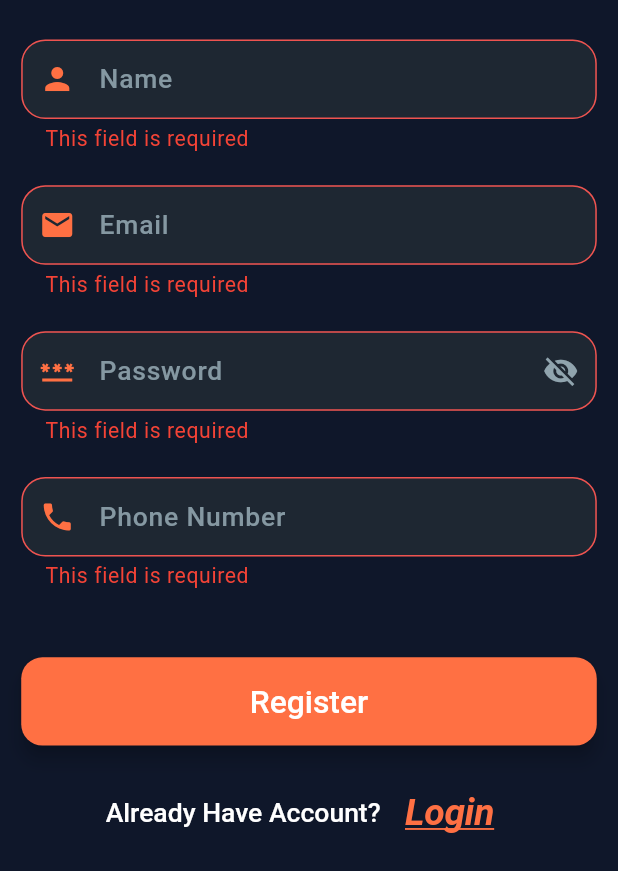
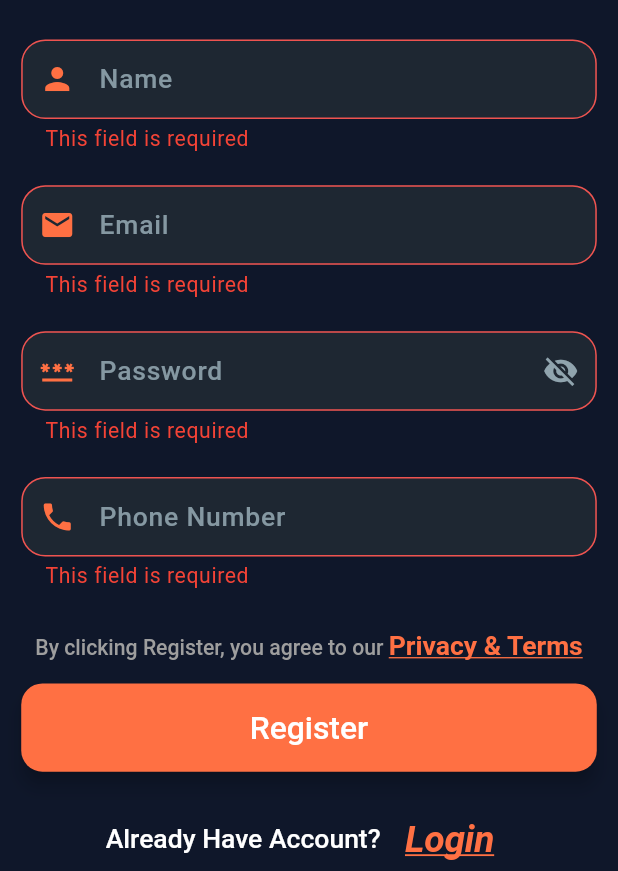
Before and after one commit to AlaaAlprol2003/Cafe-Pre-Order-App, a Flutter app: the RegisterScreen screen opened by its route, after a tap on "Register", on a phone screen of 412 x 824 dp, the part 365-1236 px from its top. Run offline on Flutter 3.47's test engine with Material 3 defaults, Android fonts, the phone set to English and light mode, and no system bars; our stand-ins replace animated_toggle_switch, cloud_firestore, firebase_auth, firebase_core, flutter_bloc, flutter_screenutil and 4 more; missing offline and left inert: dart_either; accounts and stored records are empty.

Commit message:
- Add privacy policy and terms

```diff
--- a/lib/core/routes_manager/app_router.dart
+++ b/lib/core/routes_manager/app_router.dart
@@ -1,6 +1,7 @@
 import 'package:dash_cup/core/routes_manager/app_routes.dart';
 import 'package:dash_cup/features/auth/presentation/screens/login_screen.dart';
-import 'package:dash_cup/features/auth/presentation/screens/register/register_screen.dart';
+import 'package:dash_cup/features/auth/presentation/screens/privacy_screen.dart';
+import 'package:dash_cup/features/auth/presentation/screens/register_screen.dart';
 import 'package:dash_cup/features/main_layout/main_layout.dart';
 import 'package:flutter/cupertino.dart';
 
@@ -19,6 +20,10 @@ class AppRouter {
         {
           return CupertinoPageRoute(builder: (context) => MainLayout());
         }
+      case AppRoutes.privacy:
+        {
+          return CupertinoPageRoute(builder: (context) => PrivacyScreen());
+        }
     }
     return null;
   }
--- a/lib/core/routes_manager/app_routes.dart
+++ b/lib/core/routes_manager/app_routes.dart
@@ -2,4 +2,5 @@ class AppRoutes {
   static const String register = "register";
   static const String login = "login";
   static const String mainLayout = "main_layout";
+  static const String privacy = "privacy";
 }
--- a/lib/features/auth/presentation/screens/register/register_screen.dart
+++ b/lib/features/auth/presentation/screens/register_screen.dart
@@ -8,9 +8,9 @@ import 'package:dash_cup/core/widgets/custom_elevated_button.dart';
 import 'package:dash_cup/core/widgets/custom_text_button.dart';
 import 'package:dash_cup/core/widgets/custom_text_form_field.dart';
 import 'package:dash_cup/features/auth/data/models/register_request.dart';
-import 'package:dash_cup/features/auth/data/models/user.dart';
 import 'package:dash_cup/features/auth/presentation/cubit/auth_cubit.dart';
 import 'package:dash_cup/features/auth/presentation/cubit/auth_states.dart';
+import 'package:dash_cup/features/auth/presentation/widgets/custom_privacy_text.dart';
 import 'package:flutter/material.dart';
 import 'package:flutter_bloc/flutter_bloc.dart';
 import 'package:flutter_screenutil/flutter_screenutil.dart';
@@ -114,10 +114,22 @@ class _RegisterScreenState extends State<RegisterScreen> {
                           controller: _phoneController,
                           validator: Validator.phone,
                         ),
-                        SizedBox(height: 50.h),
-
+                        SizedBox(height: 30.h),
+                        CustomPrivacyText(),
+                        SizedBox(height: 16.h),
                         BlocListener<AuthCubit, AuthState>(
-                          listener: (context, state)  {
+                          listenWhen: (previous, current) {
+                            if (current is RegisterLoading ||
+                                current is RegisterFailure) {
+                              return true;
+                            }
+                            if (current is RegisterSuccess &&
+                                previous is! RegisterSuccess) {
+                              return true;
+                            }
+                            return false;
+                          },
+                          listener: (context, state) {
                             if (state is RegisterLoading) {
                               UiUtils.showLoading(context: context);
                             } else if (state is RegisterFailure) {
@@ -134,32 +146,33 @@ class _RegisterScreenState extends State<RegisterScreen> {
                                 context: context,
                                 message: "Account created successfully!",
                               );
-                              Navigator.pushReplacementNamed(
-                                context,
-                                AppRoutes.login,
+                              Future.delayed(
+                                const Duration(milliseconds: 200),
+                                () {
+                                  if (mounted) {
+                                    Navigator.pushNamedAndRemoveUntil(
+                                      context,
+                                      AppRoutes.login,
+                                      (route) => false,
+                                    );
+                                  }
+                                },
                               );
                             }
                           },
+
                           child: CustomElevatedButton(
                             text: "Register",
                             onPressed: () async {
                               if (_formKey.currentState?.validate() == false)
                                 return;
-                              await cubit.register(
+                              cubit.register(
                                 request: RegisterRequest(
                                   email: _emailController.text,
                                   password: _passwordController.text,
                                 ),
-                              );
-                              cubit.addUserToFirestore(
-                                user: UserModel(
-                                  id: cubit.userCredential!.user!.uid,
-                                  name: _nameController.text,
-                                  email: _emailController.text,
-                                  password: _passwordController.text,
-                                  phone: _phoneController.text,
-                                  favoriteItems: [],
-                                ),
+                                name: _nameController.text,
+                                phone: _phoneController.text,
                               );
                             },
                           ),
--- /dev/null
+++ b/lib/features/auth/presentation/widgets/custom_privacy_text.dart
@@ -0,0 +1,40 @@
+import 'package:dash_cup/core/resources/colors_manager.dart';
+import 'package:dash_cup/core/routes_manager/app_routes.dart';
+import 'package:flutter/gestures.dart';
+import 'package:flutter/material.dart';
+import 'package:flutter_screenutil/flutter_screenutil.dart';
+import 'package:google_fonts/google_fonts.dart';
+
+class CustomPrivacyText extends StatelessWidget {
+  const CustomPrivacyText({super.key});
+
+  @override
+  Widget build(BuildContext context) {
+    return RichText(
+      textAlign: TextAlign.center,
+      text: TextSpan(
+        style:  GoogleFonts.roboto(
+          color: Colors.grey,
+          fontSize: 16.sp,
+          fontWeight: FontWeight.w500
+        ),
+        children: [
+          const TextSpan(text: 'By clicking Register, you agree to our '),
+          TextSpan(
+            text: 'Privacy & Terms',
+            style:  TextStyle(
+              fontSize: 20.sp,
+              color: ColorsManager.burntOrange,
+              fontWeight: FontWeight.w600,
+              decoration: TextDecoration.underline,
+            ),
+            recognizer: TapGestureRecognizer()
+              ..onTap = () {
+                Navigator.pushNamed(context, AppRoutes.privacy);
+              },
+          ),
+        ],
+      ),
+    );
+  }
+}
```
Also changed, not shown: lib/features/auth/data/data_sources/auth_firebase_remote_data_source.dart (+7 -9 lines), lib/features/auth/presentation/cubit/auth_cubit.dart (+27 -16 lines), lib/features/auth/presentation/screens/privacy_screen.dart (added, +107 -0 lines).
